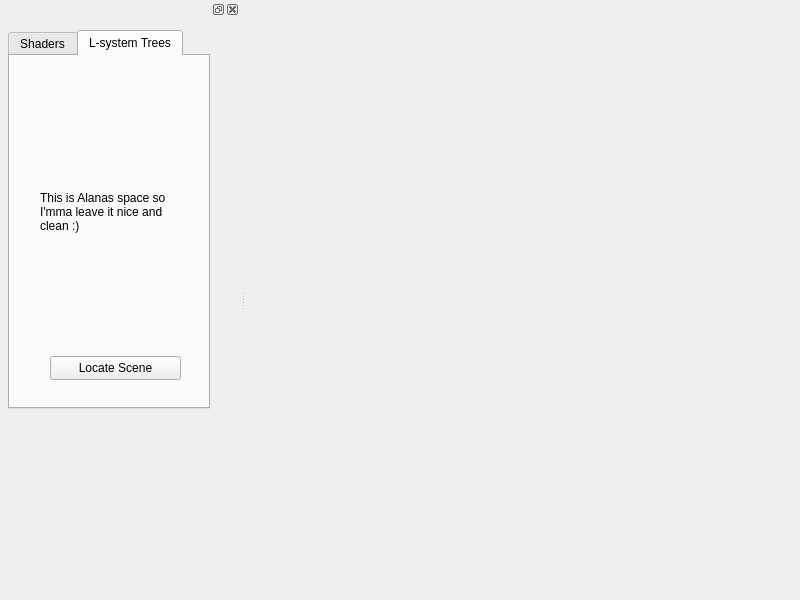
Old version of the form ui/mainwindow.ui in the repository herewegoblueno/beagle.
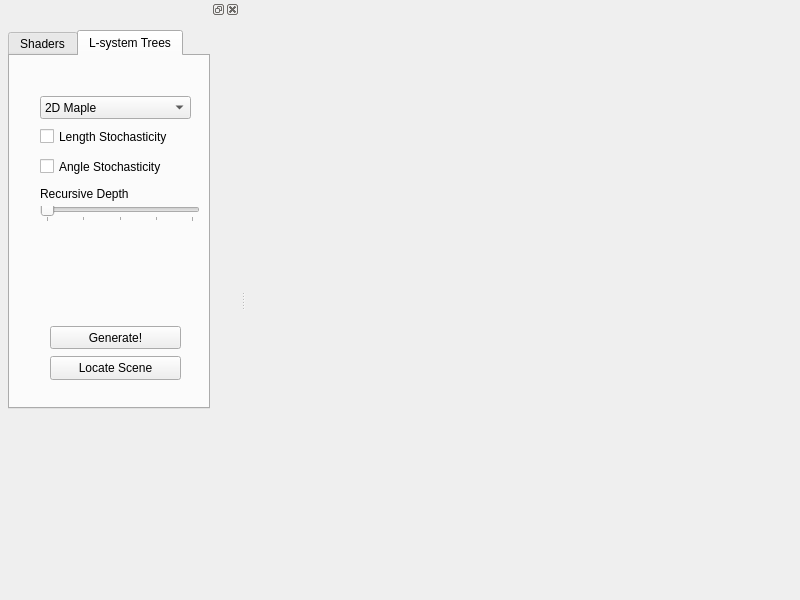
New version of the form.

What changed in the file:
```diff
--- a/ui/mainwindow.ui
+++ b/ui/mainwindow.ui
@@ -135,20 +135,109 @@
            <string>Locate Scene</string>
           </property>
          </widget>
+         <widget class="QCheckBox" name="lengthStochasticity">
+          <property name="geometry">
+           <rect>
+            <x>30</x>
+            <y>70</y>
+            <width>151</width>
+            <height>21</height>
+           </rect>
+          </property>
+          <property name="text">
+           <string>Length Stochasticity</string>
+          </property>
+         </widget>
+         <widget class="QPushButton" name="generateLSystemTree">
+          <property name="geometry">
+           <rect>
+            <x>40</x>
+            <y>270</y>
+            <width>131</width>
+            <height>23</height>
+           </rect>
+          </property>
+          <property name="text">
+           <string>Generate!</string>
+          </property>
+         </widget>
+         <widget class="QCheckBox" name="angleStochasticity">
+          <property name="geometry">
+           <rect>
+            <x>30</x>
+            <y>100</y>
+            <width>151</width>
+            <height>21</height>
+           </rect>
+          </property>
+          <property name="text">
+           <string>Angle Stochasticity</string>
+          </property>
+         </widget>
+         <widget class="QComboBox" name="lSystemType">
+          <property name="geometry">
+           <rect>
+            <x>30</x>
+            <y>40</y>
+            <width>151</width>
+            <height>23</height>
+           </rect>
+          </property>
+          <item>
+           <property name="text">
+            <string>2D Maple</string>
+           </property>
+          </item>
+          <item>
+           <property name="text">
+            <string>Seaweed</string>
+           </property>
+          </item>
+          <item>
+           <property name="text">
+            <string>2D Tree</string>
+           </property>
+          </item>
+         </widget>
+         <widget class="QSlider" name="recursiveDepth">
+          <property name="geometry">
+           <rect>
+            <x>30</x>
+            <y>150</y>
+            <width>160</width>
+            <height>16</height>
+           </rect>
+          </property>
+          <property name="minimum">
+           <number>1</number>
+          </property>
+          <property name="maximum">
+           <number>5</number>
+          </property>
+          <property name="sliderPosition">
+           <number>1</number>
+          </property>
+          <property name="orientation">
+           <enum>Qt::Horizontal</enum>
+          </property>
+          <property name="tickPosition">
+           <enum>QSlider::TicksBelow</enum>
+          </property>
+          <property name="tickInterval">
+           <number>1</number>
+          </property>
+         </widget>
          <widget class="QLabel" name="label">
           <property name="geometry">
            <rect>
             <x>30</x>
-            <y>110</y>
-            <width>141</width>
-            <height>91</height>
+            <y>130</y>
+            <width>131</width>
+            <height>16</height>
            </rect>
           </property>
           <property name="text">
-           <string>This is Alanas space so I'mma leave it nice and clean :)</string>
-          </property>
-          <property name="wordWrap">
-           <bool>true</bool>
+           <string>Recursive Depth</string>
           </property>
          </widget>
         </widget>
```
